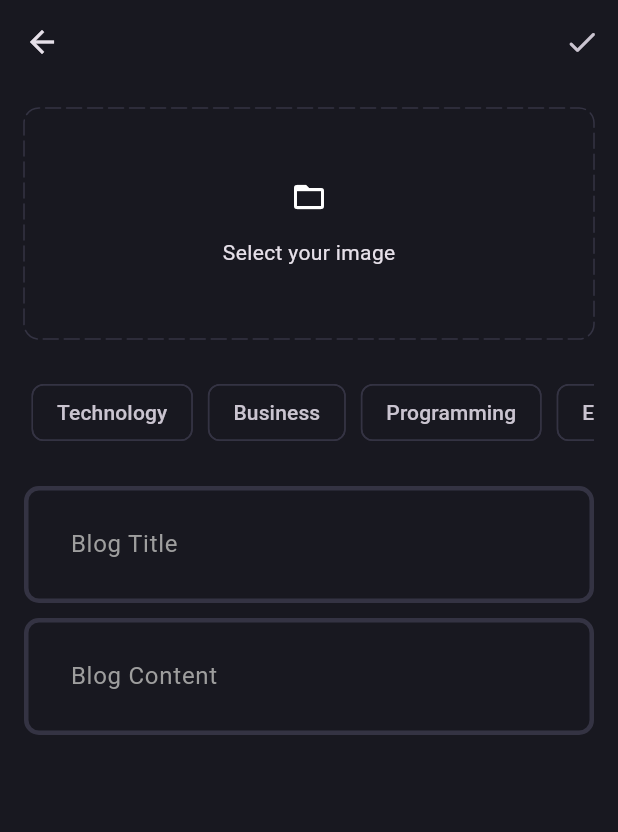
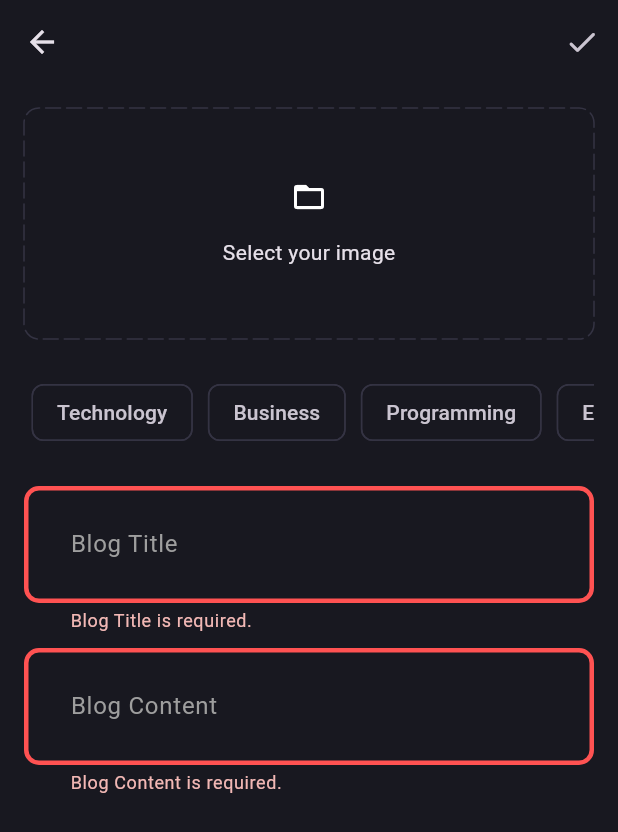
Before and after one commit to milyas26/blog-app-flutter, a Flutter app: the AddNewBlogPage screen opened directly, after a tap on the "done" icon, on a phone screen of 412 x 824 dp. Shown: the top 832 px of the screen. Run offline on Flutter 3.47's test engine with Material 3 defaults, Android fonts, the phone set to English and light mode, and no system bars; drawn by our look-alikes of dotted_border; our stand-ins replace flutter_bloc, fpdart, get_it, image_picker, supabase_flutter; accounts and stored records are empty.

Commit message:
feat: post blog to supabase

```diff
--- a/lib/core/theme/theme.dart
+++ b/lib/core/theme/theme.dart
@@ -19,6 +19,8 @@ class AppTheme {
         contentPadding: const EdgeInsets.all(27),
         enabledBorder: _border(),
         focusedBorder: _border(AppPallete.gradient2),
+        errorBorder: _border(AppPallete.errorColor),
+        focusedErrorBorder: _border(AppPallete.gradient2),
         hintStyle: const TextStyle(color: AppPallete.greyColor),
       ));
 }
--- a/lib/features/blog/presentation/pages/add_new_blog_page.dart
+++ b/lib/features/blog/presentation/pages/add_new_blog_page.dart
@@ -1,10 +1,16 @@
 import 'dart:io';
 
+import 'package:blog_app/core/common/cubits/app_user/app_user_cubit.dart';
+import 'package:blog_app/core/common/widgets/loader.dart';
 import 'package:blog_app/core/theme/app_pallete.dart';
 import 'package:blog_app/core/utils/pick_image.dart';
+import 'package:blog_app/core/utils/show_snackbar.dart';
+import 'package:blog_app/features/blog/presentation/bloc/blog_bloc.dart';
 import 'package:blog_app/features/blog/presentation/pages/blog_editor.dart';
+import 'package:blog_app/features/blog/presentation/pages/blog_page.dart';
 import 'package:dotted_border/dotted_border.dart';
 import 'package:flutter/material.dart';
+import 'package:flutter_bloc/flutter_bloc.dart';
 
 class AddNewBlogPage extends StatefulWidget {
   static route() => MaterialPageRoute(
@@ -20,6 +26,7 @@ class AddNewBlogPage extends StatefulWidget {
 class _AddNewBlogPageState extends State<AddNewBlogPage> {
   final titleController = TextEditingController();
   final contentController = TextEditingController();
+  final formKey = GlobalKey<FormState>();
   List<String> selectedTopics = [];
   File? image;
 
@@ -30,6 +37,24 @@ class _AddNewBlogPageState extends State<AddNewBlogPage> {
       setState(() {
         image = pickedImage;
       });
+    }
+  }
+
+  void uploadBlog() {
+    if (formKey.currentState!.validate() &&
+        selectedTopics.isNotEmpty &&
+        image != null) {
+      final posterId =
+          (context.read<AppUserCubit>().state as AppUserLoggedIn).user.id;
+      context.read<BlogBloc>().add(
+            BlogUpload(
+              title: titleController.text.trim(),
+              content: contentController.text.trim(),
+              image: image!,
+              topics: selectedTopics,
+              posterId: posterId,
+            ),
+          );
     }
   }
 
@@ -48,13 +73,30 @@ class _AddNewBlogPageState extends State<AddNewBlogPage> {
           actions: [
             IconButton(
               icon: const Icon(Icons.done_rounded),
-              onPressed: () {},
+              onPressed: uploadBlog,
             )
           ],
         ),
         body: SingleChildScrollView(
-          child: Padding(
+          child: BlocConsumer<BlogBloc, BlogState>(
+            listener: (context, state) {
+              if (state is BlogFailure) {
+                showSnackBar(context, state.message);
+              }
+            },
+            builder: (context, state) {
+              if (state is BlogLoading) {
+                return const Loader();
+              }
+
+              if (state is BlogUploadSuccess) {
+                Navigator.pushAndRemoveUntil(
+                    context, BlogPage.route(), (route) => false);
+              }
+              return Padding(
                 padding: const EdgeInsets.all(16.0),
+                child: Form(
+                  key: formKey,
                   child: Column(
                     children: [
                       image != null
@@ -83,7 +125,8 @@ class _AddNewBlogPageState extends State<AddNewBlogPage> {
                                   width: double.infinity,
                                   child: const Center(
                                     child: Column(
-                                mainAxisAlignment: MainAxisAlignment.center,
+                                      mainAxisAlignment:
+                                          MainAxisAlignment.center,
                                       children: [
                                         Icon(Icons.folder_open),
                                         SizedBox(height: 15),
@@ -125,7 +168,8 @@ class _AddNewBlogPageState extends State<AddNewBlogPage> {
                                           side: selectedTopics.contains(e)
                                               ? null
                                               : const BorderSide(
-                                            color: AppPallete.borderColor)),
+                                                  color:
+                                                      AppPallete.borderColor)),
                                     ),
                                   ))
                               .toList(),
@@ -144,6 +188,9 @@ class _AddNewBlogPageState extends State<AddNewBlogPage> {
                     ],
                   ),
                 ),
+              );
+            },
+          ),
         ));
   }
 }
--- a/lib/features/blog/presentation/pages/blog_editor.dart
+++ b/lib/features/blog/presentation/pages/blog_editor.dart
@@ -13,6 +13,12 @@ class BlogEditor extends StatelessWidget {
       controller: titleController,
       decoration: InputDecoration(hintText: hintText),
       maxLines: null,
+      validator: (value) {
+        if (value!.isEmpty) {
+          return '$hintText is required.';
+        }
+        return null;
+      },
     );
   }
 }
--- a/lib/features/blog/presentation/pages/blog_page.dart
+++ b/lib/features/blog/presentation/pages/blog_page.dart
@@ -3,6 +3,10 @@ import 'package:flutter/cupertino.dart';
 import 'package:flutter/material.dart';
 
 class BlogPage extends StatelessWidget {
+  static route() => MaterialPageRoute(
+        builder: (context) => const BlogPage(),
+      );
+
   const BlogPage({super.key});
 
   @override
```
Lines whose indentation alone changed are shown as unchanged.
